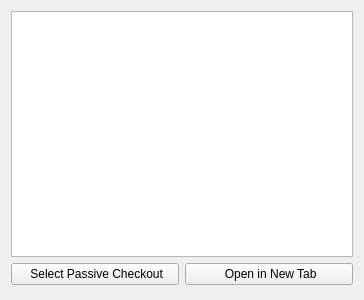
Above: atef/ui/passive_edit_widget.ui from pcdshub/atef before the change. Below: the same form after it.
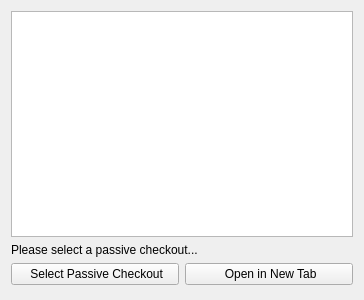
That is the form after the change.

Commit message: ENH: add load time label to PassiveEditWidget

Diff of the .ui file:
```diff
--- a/atef/ui/passive_edit_widget.ui
+++ b/atef/ui/passive_edit_widget.ui
@@ -17,6 +17,13 @@
    <item>
     <widget class="QTreeView" name="tree_view"/>
    </item>
+   <item>
+    <widget class="QLabel" name="load_time_label">
+     <property name="text">
+      <string>Please select a passive checkout...</string>
+     </property>
+    </widget>
+   </item>
    <item>
     <layout class="QHBoxLayout" name="horizontalLayout">
      <property name="bottomMargin">
```
The commit also changes 1 other file.
